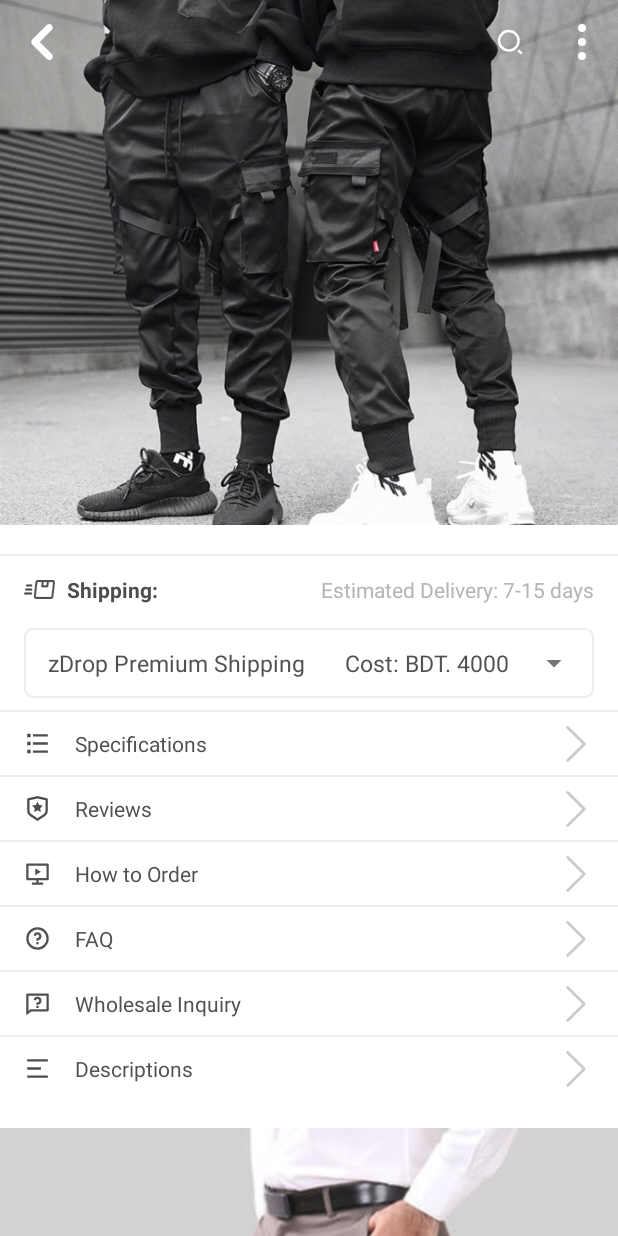
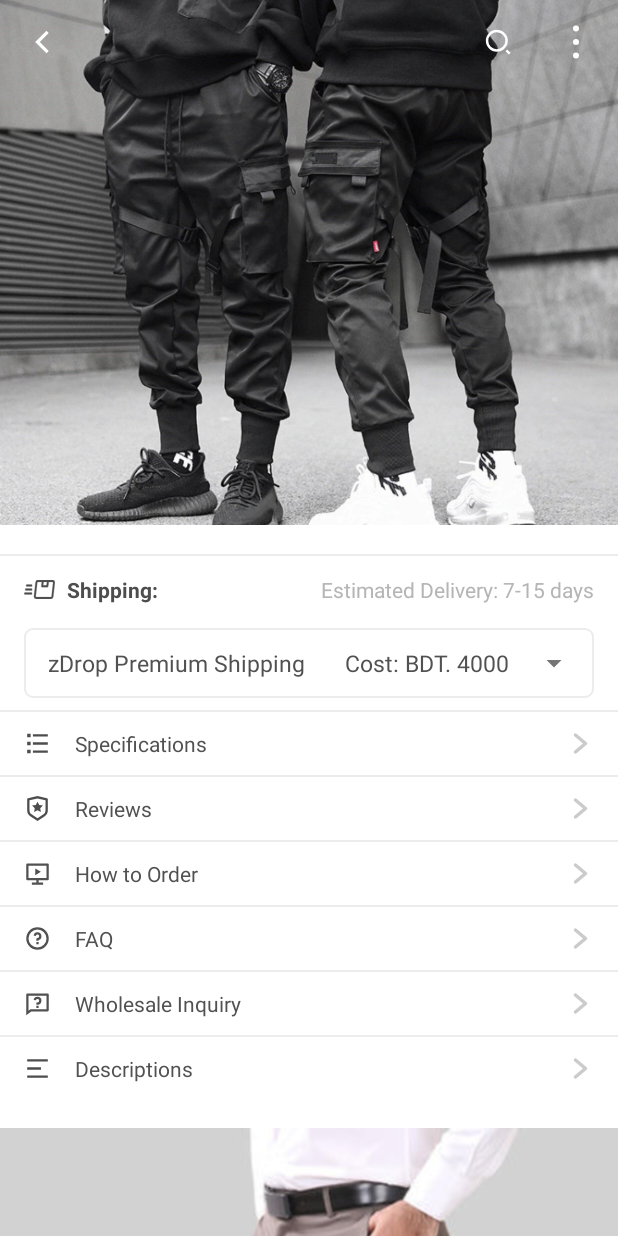
Before and after one commit to amit517/Ecommerce-Product-Details-Android, an Android app: the screen it shows after launch (MainActivity), scrolled down 331 dp, on a phone screen of 412 x 824 dp. Run offline under Robolectric (Android 15) with nearby library versions, the phone set to English and light mode, and no system bars; our stand-ins replace data binding.

Commit message:
icon updated

```diff
--- a/app/src/main/res/drawable/ic_more.xml
+++ b/app/src/main/res/drawable/ic_more.xml
@@ -1,15 +1,15 @@
 <vector xmlns:android="http://schemas.android.com/apk/res/android"
-    android:width="24dp"
-    android:height="24dp"
-    android:viewportWidth="384"
-    android:viewportHeight="384">
+    android:width="32dp"
+    android:height="32dp"
+    android:viewportWidth="32"
+    android:viewportHeight="32">
   <path
       android:fillColor="#FF000000"
-      android:pathData="M192,42.667m-42.667,0a42.667,42.667 0,1 1,85.334 0a42.667,42.667 0,1 1,-85.334 0"/>
+      android:pathData="M16,7m-2,0a2,2 0,1 1,4 0a2,2 0,1 1,-4 0"/>
   <path
       android:fillColor="#FF000000"
-      android:pathData="M192,192m-42.667,0a42.667,42.667 0,1 1,85.334 0a42.667,42.667 0,1 1,-85.334 0"/>
+      android:pathData="M16,16m-2,0a2,2 0,1 1,4 0a2,2 0,1 1,-4 0"/>
   <path
       android:fillColor="#FF000000"
-      android:pathData="M192,341.333m-42.667,0a42.667,42.667 0,1 1,85.334 0a42.667,42.667 0,1 1,-85.334 0"/>
+      android:pathData="M16,25m-2,0a2,2 0,1 1,4 0a2,2 0,1 1,-4 0"/>
 </vector>
--- a/app/src/main/res/drawable/ic_next.xml
+++ b/app/src/main/res/drawable/ic_next.xml
@@ -1,4 +1,9 @@
-<vector android:height="24dp" android:viewportHeight="512.002"
-    android:viewportWidth="512.002" android:width="24dp" xmlns:android="http://schemas.android.com/apk/res/android">
-    <path android:fillColor="#CBCBCB" android:pathData="M388.425,241.951L151.609,5.79c-7.759,-7.733 -20.321,-7.72 -28.067,0.04c-7.74,7.759 -7.72,20.328 0.04,28.067l222.72,222.105L123.574,478.106c-7.759,7.74 -7.779,20.301 -0.04,28.061c3.883,3.89 8.97,5.835 14.057,5.835c5.074,0 10.141,-1.932 14.017,-5.795l236.817,-236.155c3.737,-3.718 5.834,-8.778 5.834,-14.05S392.156,245.676 388.425,241.951z"/>
+<vector xmlns:android="http://schemas.android.com/apk/res/android"
+    android:width="18dp"
+    android:height="18dp"
+    android:viewportWidth="96"
+    android:viewportHeight="96">
+  <path
+      android:fillColor="#CBCBCB"
+      android:pathData="M69.8437,43.3876 L33.8422,13.3863a6.0035,6.0035 0,0 0,-7.6878 9.223l30.47,25.39 -30.47,25.39a6.0035,6.0035 0,0 0,7.6878 9.2231L69.8437,52.6106a6.0091,6.0091 0,0 0,0 -9.223Z"/>
 </vector>
--- a/app/src/main/res/drawable/ic_previous.xml
+++ b/app/src/main/res/drawable/ic_previous.xml
@@ -1,9 +1,9 @@
 <vector xmlns:android="http://schemas.android.com/apk/res/android"
     android:width="24dp"
     android:height="24dp"
-    android:viewportWidth="55.753"
-    android:viewportHeight="55.753">
+    android:viewportWidth="512"
+    android:viewportHeight="512">
   <path
       android:fillColor="#FF000000"
-      android:pathData="M12.745,23.915c0.283,-0.282 0.59,-0.52 0.913,-0.727L35.266,1.581c2.108,-2.107 5.528,-2.108 7.637,0.001c2.109,2.108 2.109,5.527 0,7.637L24.294,27.828l18.705,18.706c2.109,2.108 2.109,5.526 0,7.637c-1.055,1.056 -2.438,1.582 -3.818,1.582s-2.764,-0.526 -3.818,-1.582L13.658,32.464c-0.323,-0.207 -0.632,-0.445 -0.913,-0.727c-1.078,-1.078 -1.598,-2.498 -1.572,-3.911C11.147,26.413 11.667,24.994 12.745,23.915z"/>
+      android:pathData="M352,128.4l-32.3,-32.4l-159.7,160l0,0l0,0l159.7,160l32.3,-32.4l-127.3,-127.6z"/>
 </vector>
--- a/app/src/main/res/layout/product_content_scrolling.xml
+++ b/app/src/main/res/layout/product_content_scrolling.xml
@@ -11,6 +11,7 @@
             app:layout_behavior="@string/appbar_scrolling_view_behavior"
             tools:context=".MainActivity"
             tools:showIn="@layout/product_content_scrolling"
+            android:fillViewport="true"
             >
 
             <androidx.constraintlayout.widget.ConstraintLayout
--- a/app/src/main/res/values/colors.xml
+++ b/app/src/main/res/values/colors.xml
@@ -9,7 +9,7 @@
     <color name="white">#FFFFFFFF</color>
     <color name="white_transparent">#00ffffff</color>
     <color name="white_100">#FFffffff</color>
-    <color name="toolbar_collasped">#000000</color>
+    <color name="toolbar_collasped">#B2B2B2</color>
     <color name="primary_font">#1D1D1E</color>
     <color name="secondary_font">#515151</color>
     <color name="optional_font">#999999</color>
```
